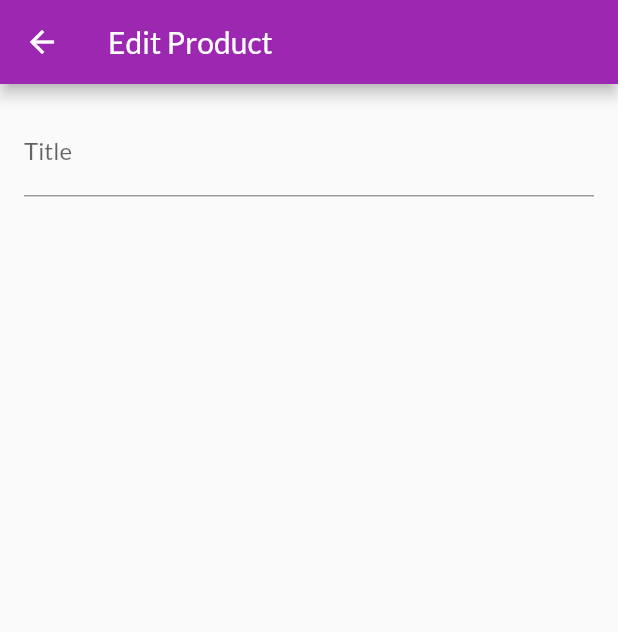
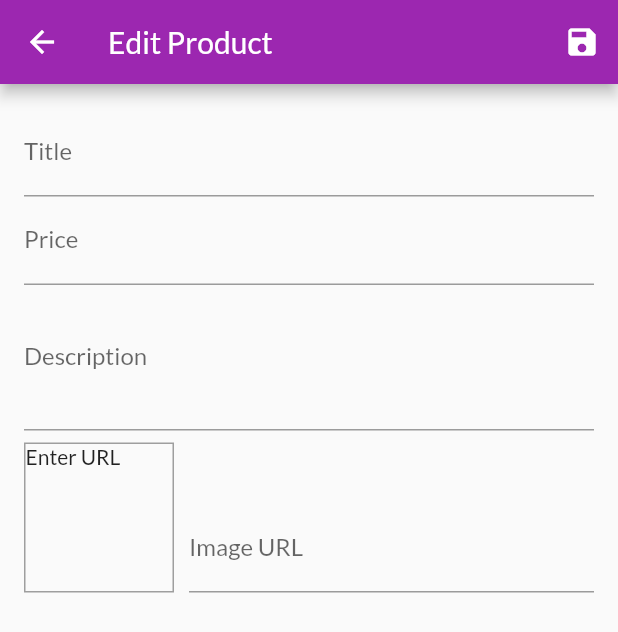
Before and after one commit to TodorMarkov88/flutter_shop, a Flutter app: the EditProductScreen screen opened by its route, on a phone screen of 412 x 824 dp. Shown: the top 632 px of the screen. Run offline on Flutter 3.47's test engine with Material 2 defaults, Android fonts, the phone set to English and light mode, and no system bars; network calls fail.

Commit message:
12/01/2023

```diff
--- a/lib/providers/product.dart
+++ b/lib/providers/product.dart
@@ -17,6 +17,8 @@ class Product with ChangeNotifier {
     this.isFavorite = false,
   });
 
+
+
   void toggleFavoriteStatus() {
     // isFavorite != isFavorite;
     isFavorite ? isFavorite = false : isFavorite = true;
--- a/lib/screens/edit_product_screen.dart
+++ b/lib/screens/edit_product_screen.dart
@@ -1,4 +1,5 @@
 import 'package:flutter/material.dart';
+import '../providers/product.dart';
 
 class EditProductScreen extends StatefulWidget {
   const EditProductScreen({Key? key}) : super(key: key);
@@ -10,21 +11,178 @@ class EditProductScreen extends StatefulWidget {
 }
 
 class _EditProductScreenState extends State<EditProductScreen> {
+  final _priceFocusNode = FocusNode();
+  final _descriptionFocusNode = FocusNode();
+  final _imageUrlController = TextEditingController();
+  final _imageUrlFocusNode = FocusNode();
+
+  final _form = GlobalKey<FormState>();
+  var _editedProduct =
+      Product(id: '', title: '', description: '', price: 0, imageUrl: '');
+
+  @override
+  void initState() {
+    _imageUrlFocusNode.addListener(_updateImageUrl);
+
+    super.initState();
+  }
+
+  @override
+  void dispose() {
+    _imageUrlFocusNode.removeListener(_updateImageUrl);
+    _priceFocusNode.dispose();
+    _descriptionFocusNode.dispose();
+    _imageUrlController.dispose();
+    _imageUrlFocusNode.dispose();
+    super.dispose();
+  }
+
+  void _updateImageUrl() {
+    if (!_imageUrlFocusNode.hasFocus) {
+      setState(() {});
+    }
+  }
+
+  void _safeForm() {
+    final isValid = _form.currentState!.validate();
+    if (isValid) {
+      return;
+    }
+    _form.currentState!.save();
+  }
+
   @override
   Widget build(BuildContext context) {
     return Scaffold(
       appBar: AppBar(
         title: const Text('Edit Product'),
+        actions: [
+          IconButton(onPressed: _safeForm, icon: const Icon(Icons.save))
+        ],
       ),
       body: Padding(
         padding: const EdgeInsets.all(16.0),
         child: Form(
+          key: _form,
           child: ListView(
             children: [
               TextFormField(
                 decoration: const InputDecoration(labelText: 'Title'),
                 textInputAction: TextInputAction.next,
+                onFieldSubmitted: (_) {
+                  FocusScope.of(context).requestFocus(_priceFocusNode);
+                },
+                validator: (value) {
+                  if (value == null || value.isEmpty) {
+                    return 'Please provide a value';
+                  }
+                  return null;
+                },
+                onSaved: (value) {
+                  _editedProduct = Product(
+                      title: value!,
+                      price: _editedProduct.price,
+                      description: _editedProduct.description,
+                      imageUrl: _editedProduct.imageUrl,
+                      id: '');
+                },
               ),
+              TextFormField(
+                decoration: const InputDecoration(labelText: 'Price'),
+                textInputAction: TextInputAction.next,
+                keyboardType: TextInputType.number,
+                focusNode: _priceFocusNode,
+                onFieldSubmitted: (_) {
+                  FocusScope.of(context).requestFocus(_descriptionFocusNode);
+                },
+                validator: (value) {
+                  if (value!.isEmpty) {
+                    return 'Please enter a price!';
+                  }
+                  if (double.tryParse(value) == null) {
+                    return 'Please enter a valid number!';
+                  }
+                  if (double.parse(value) <= 0) {
+                    return 'Please enter a number greater than zero!';
+                  }
+                  return null;
+                },
+                onSaved: (value) {
+                  _editedProduct = Product(
+                      title: _editedProduct.title,
+                      price: double.parse(value!),
+                      description: _editedProduct.description,
+                      imageUrl: _editedProduct.imageUrl,
+                      id: '');
+                },
+              ),
+              TextFormField(
+                decoration: const InputDecoration(labelText: 'Description'),
+                maxLines: 3,
+                keyboardType: TextInputType.multiline,
+                focusNode: _descriptionFocusNode,
+                validator: (value) {
+                  if (value == null || value.isEmpty) {
+                    return 'Please enter a description';
+                  }
+                  if (value.length > 10) {
+                    return 'Should be at least 10 characterslong.';
+                  }
+                  return null;
+                },
+                onSaved: (value) {
+                  _editedProduct = Product(
+                      title: _editedProduct.title,
+                      price: _editedProduct.price,
+                      description: value!,
+                      imageUrl: _editedProduct.imageUrl,
+                      id: '');
+                },
+              ),
+              Row(
+                crossAxisAlignment: CrossAxisAlignment.end,
+                children: [
+                  Container(
+                    width: 100,
+                    height: 100,
+                    margin: const EdgeInsets.only(
+                      top: 8,
+                      right: 10,
+                    ),
+                    decoration: BoxDecoration(
+                      border: Border.all(width: 1, color: Colors.grey),
+                    ),
+                    child: _imageUrlController.text.isEmpty
+                        ? const Text('Enter URL')
+                        : FittedBox(
+                            child: Image.network(
+                              _imageUrlController.text,
+                              fit: BoxFit.cover,
+                            ),
+                          ),
+                  ),
+                  Expanded(
+                    child: TextFormField(
+                      decoration: const InputDecoration(labelText: 'Image URL'),
+                      keyboardType: TextInputType.url,
+                      textInputAction: TextInputAction.done,
+                      controller: _imageUrlController,
+                      focusNode: _imageUrlFocusNode,
+                      onFieldSubmitted: (_) {
+                        _safeForm();
+                      },
+                      onSaved: (value) {
+                        _editedProduct = Product(
+                            title: _editedProduct.title,
+                            price: _editedProduct.price,
+                            description: _editedProduct.description,
+                            imageUrl: value!,
+                            id: '');
+                      },
+                    ),
+                  ),
+                ],
+              )
             ],
           ),
         ),
--- a/lib/screens/user_product_screen.dart
+++ b/lib/screens/user_product_screen.dart
@@ -34,7 +34,7 @@ class UserProductScreen extends StatelessWidget {
             children: [
               UserProductItem(
                   productsData.items[i].title, productsData.items[i].imageUrl),
-              const Divider()
+              const Divider(),
             ],
           ),
           itemCount: productsData.items.length,
```
